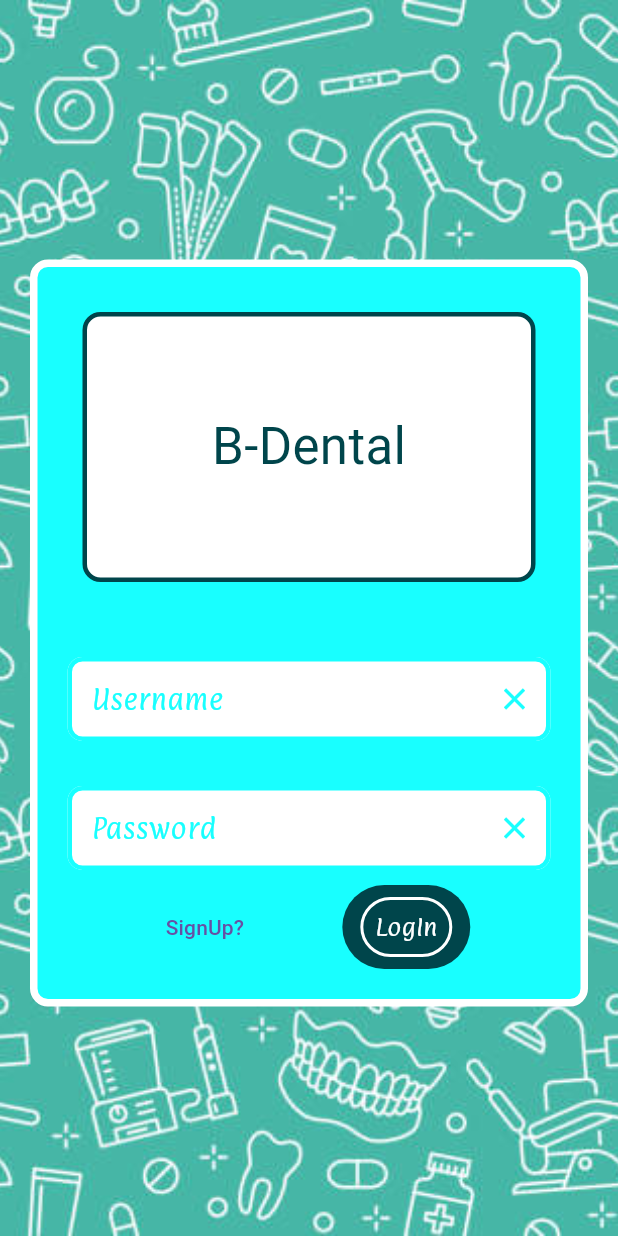
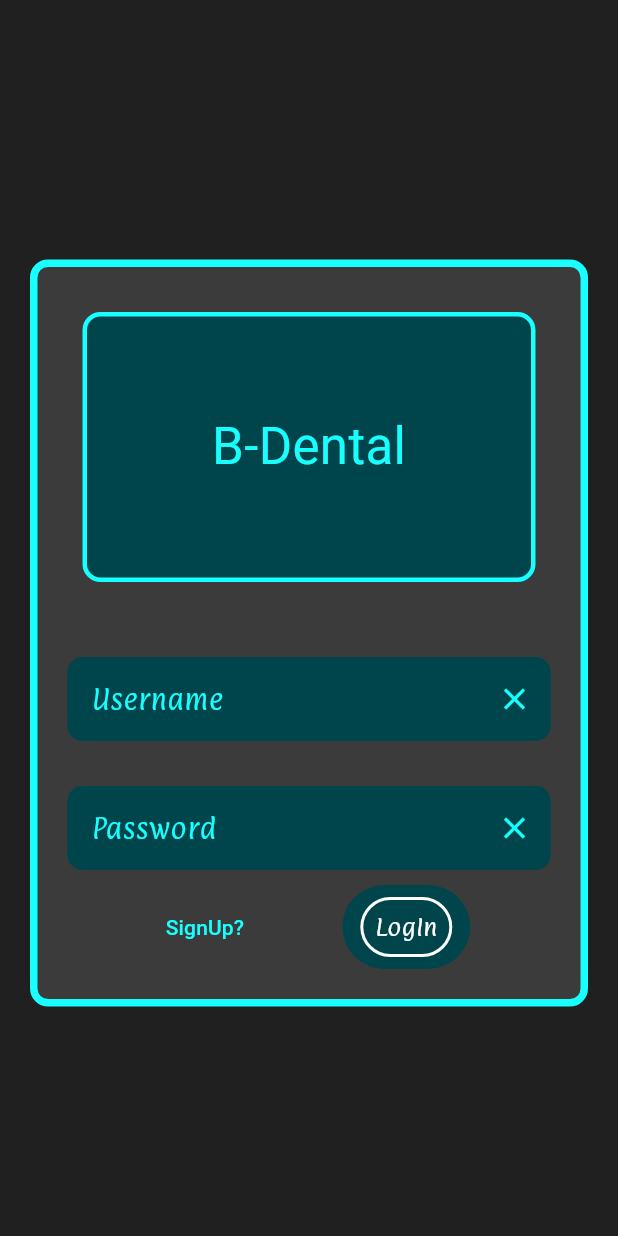
Before and after one commit to AbdullahAlBitar/B-Dental-Flutter, a Flutter app: the screen it shows after launch, on a phone screen of 412 x 824 dp. Run offline on Flutter 3.47's test engine with Material 3 defaults, Android fonts, the light colour scheme and no system bars; our stand-ins replace shared_preferences; Roboto replaces fonts that are missing (SpicyRice); project files that could hold a hidden picture were left out.

Commit message:
login is working but still if the doctor doesnt have data (visits, payments) there is a problme

```diff
--- a/lib/globals.dart
+++ b/lib/globals.dart
@@ -1,4 +1,6 @@
 import 'package:flutter/material.dart';
+
+const Url = "http://192.168.100.182:3000";
 
 Color globalColorDark =const Color.fromARGB(255, 0, 69, 75);
 Color globalColorLight =Colors.cyanAccent;
--- a/lib/pages/login.dart
+++ b/lib/pages/login.dart
@@ -3,6 +3,45 @@
 import 'package:b_dental/globals.dart';
 import 'package:flutter/material.dart';
 import 'package:shared_preferences/shared_preferences.dart';
+import 'package:http/http.dart' as http;
+import 'dart:convert';
+
+Future<Map<String, dynamic>> login(String username, String password) async {
+  if (username.isNotEmpty && password.isNotEmpty) {
+    try {
+      final response = await http.post(
+        Uri.parse('http://192.168.100.182:3000/auth/login'),
+        headers: <String, String>{
+          'Content-Type': 'application/json; charset=UTF-8',
+        },
+        body: jsonEncode(<String, String>{
+          'phone': username,
+          'password': password,
+        }),
+      );
+
+      if (response.statusCode == 201) {
+        final jwt = jsonDecode(response.body)['jwt'];
+        SharedPreferences logindata = await SharedPreferences.getInstance();
+        await logindata.setBool('login', false);
+        await logindata.setString('username', username);
+        await logindata.setString('jwt', jwt);
+        return {'success': true, 'jwt': jwt};
+      } else {
+        return {'success': false, 'message': 'Login failed. Please try again.'};
+      }
+    } catch (e) {
+      return {
+        'success': false,
+        'message': 'Network error. Please try again later.'
+      };
+    }
+  }
+  return {
+    'success': false,
+    'message': 'Username and password cannot be empty.'
+  };
+}
 
 class Login extends StatefulWidget {
   const Login({super.key});
@@ -12,9 +51,10 @@ class Login extends StatefulWidget {
 }
 
 class _LoginState extends State<Login> {
+  late bool newuser;
+  final _controllerUsername = TextEditingController();
+  final _controllerPassword = TextEditingController();
 
-
-  late bool newuser;
   @override
   void initState() {
     super.initState();
@@ -24,18 +64,12 @@ class _LoginState extends State<Login> {
   Future<void> isLogedIn() async {
     SharedPreferences logindata = await SharedPreferences.getInstance();
     newuser = (logindata.getBool('login') ?? true);
-
-    print(newuser);
     if (newuser == false) {
+      setState(() {
         Navigator.pushNamed(context, "/home");
+      });
     }
   }
-
-  Color colorLight = globalColorLight;
-  Color colorDark = globalColorDark;
-
-  final _controllerUsername = TextEditingController();
-  final _controllerPassword = TextEditingController();
 
   @override
   Widget build(BuildContext context) {
@@ -43,25 +77,17 @@ class _LoginState extends State<Login> {
       home: Scaffold(
         body: SingleChildScrollView(
           child: Container(
+            color: globalDarkBG,
             height: MediaQuery.of(context).size.height,
             padding: EdgeInsets.fromLTRB(20, 40, 20, 20),
-            decoration: BoxDecoration(
-              image: DecorationImage(
-                image: AssetImage("assets/bg.jpg"),
-                fit: BoxFit.cover
-              ),
-            ),
             child: Column(
               mainAxisAlignment: MainAxisAlignment.center,
               children: [
                 Container(
                   padding: const EdgeInsets.all(20.0),
                   decoration: BoxDecoration(
-                    color: colorLight,
-                    border: Border.all(
-                      color: Colors.white,
-                      width: 5
-                    ),
+                    color: globalBG,
+                    border: Border.all(color: globalColorLight, width: 5),
                     borderRadius: BorderRadius.circular(12),
                   ),
                   child: Column(
@@ -71,11 +97,9 @@ class _LoginState extends State<Login> {
                       Container(
                         height: 180,
                         decoration: BoxDecoration(
-                          color: Colors.white,
-                          border: Border.all(
-                            color: colorDark,
-                            width: 3,
-                          ),
+                          color: globalColorDark,
+                          border:
+                              Border.all(color: globalColorLight, width: 3),
                           borderRadius: BorderRadius.circular(12),
                         ),
                         margin: EdgeInsets.all(10),
@@ -83,133 +107,118 @@ class _LoginState extends State<Login> {
                           child: Text(
                             "B-Dental",
                             style: TextStyle(
-                              backgroundColor: Colors.white,
+                                backgroundColor: globalColorDark,
                                 fontSize: 34,
-                              color: colorDark,
-                              fontFamily: "SpicyRice"
+                                color: globalColorLight,
+                                fontFamily: "SpicyRice"),
                           ),
                         ),
                       ),
-                      ),
-                      SizedBox(height: 40,),
+                      SizedBox(height: 40),
                       Column(
                         children: [
                           TextField(
-                          cursorColor: colorLight,
+                            cursorColor: globalColorLight,
                             style: TextStyle(
-                            color: colorDark,
-                            fontFamily: "Paprika"
-                          ),
+                                color: globalColorLight,
+                                fontFamily: "Paprika"),
                             decoration: InputDecoration(
-                            suffixIconColor: colorLight,
+                                suffixIconColor: globalColorLight,
                                 filled: true,
-                            fillColor: Colors.white,
+                                fillColor: globalColorDark,
                                 hintText: "Username",
                                 hintStyle: TextStyle(
-                              color: colorLight,
-                              fontFamily: "Paprika"
-                            ),
+                                    color: globalColorLight,
+                                    fontFamily: "Paprika"),
                                 enabledBorder: OutlineInputBorder(
                                     borderSide: BorderSide(
-                                color: colorLight,
-                                width: 3
-                              ),
-                              borderRadius: BorderRadius.circular(10)
-                            ),
+                                        color: globalColorDark, width: 3),
+                                    borderRadius: BorderRadius.circular(10)),
                                 focusedBorder: OutlineInputBorder(
                                     borderSide: BorderSide(
-                                color: colorDark,
-                                width: 3
-                              ),
-                              borderRadius: BorderRadius.circular(10)
-                            ),
+                                        color: globalColorLight, width: 3),
+                                    borderRadius: BorderRadius.circular(10)),
                                 suffixIcon: IconButton(
                                   icon: Icon(Icons.clear),
-                              onPressed: () => _controllerUsername.clear(),
-                            )
-                          ),
+                                  onPressed: () =>
+                                      _controllerUsername.clear(),
+                                )),
                             controller: _controllerUsername,
                           ),
-                          SizedBox(height: 30,),
+                          SizedBox(height: 30),
                           TextField(
                             obscureText: true,
-                            cursorColor: colorLight,
+                            cursorColor: globalColorLight,
                             style: TextStyle(
-                              color: colorDark,
-                              fontFamily: "Paprika"
-                            ),
+                                color: globalColorLight,
+                                fontFamily: "Paprika"),
                             decoration: InputDecoration(
-                              suffixIconColor: colorLight,
+                                suffixIconColor: globalColorLight,
                                 filled: true,
-                              fillColor: Colors.white,
+                                fillColor: globalColorDark,
                                 hintText: "Password",
                                 hintStyle: TextStyle(
-                                color: colorLight,
-                                fontFamily: "Paprika"
-                              ),
+                                    color: globalColorLight,
+                                    fontFamily: "Paprika"),
                                 enabledBorder: OutlineInputBorder(
                                     borderSide: BorderSide(
-                                  color: colorLight,
-                                  width: 3
-                                ),
-                                borderRadius: BorderRadius.circular(10)
-                              ),
+                                        color: globalColorDark, width: 3),
+                                    borderRadius: BorderRadius.circular(10)),
                                 focusedBorder: OutlineInputBorder(
                                     borderSide: BorderSide(
-                                  color: colorDark,
-                                  width: 3
-                                ),
-                                borderRadius: BorderRadius.circular(10)
-                              ),
+                                        color: globalColorLight, width: 3),
+                                    borderRadius: BorderRadius.circular(10)),
                                 suffixIcon: IconButton(
                                   icon: Icon(Icons.clear),
-                                onPressed: () => _controllerPassword.clear(),
-                              )
-                            ),
+                                  onPressed: () =>
+                                      _controllerPassword.clear(),
+                                )),
                             controller: _controllerPassword,
                           ),
-                          SizedBox(height: 10,),
+                          SizedBox(height: 10),
                           Row(
                             mainAxisAlignment: MainAxisAlignment.spaceEvenly,
                             children: [
                               TextButton(
                                 child: Text(
                                   "SignUp?",
+                                  style: TextStyle(color: globalColorLight),
                                 ),
-                                onPressed: () {
-
-                                },
+                                onPressed: () {},
                               ),
                               TextButton(
                                 style: ButtonStyle(
-                                  backgroundColor: WidgetStatePropertyAll<Color>(colorDark),
+                                  backgroundColor:
+                                      WidgetStateProperty.all<Color>(
+                                          globalColorDark),
                                 ),
-                                onPressed: () async{
+                                onPressed: () async {
                                   String username = _controllerUsername.text;
                                   String password = _controllerPassword.text;
-
-                                  if (username != '' && password != '') {
-                                    SharedPreferences logindata = await SharedPreferences.getInstance();
-                                    print('Successfull');
-                                    logindata.setBool('login', false);
-
-                                    logindata.setString('username', username);
-
+                                  Map<String, dynamic> result =
+                                      await login(username, password);
+                                  if (mounted) {
+                                    if (result['success']) {
                                       _controllerPassword.clear();
                                       _controllerUsername.clear();
-
+                                      // Additional check before using context
                                       Navigator.pushNamed(context, "/home");
+                                    } else {
+                                      ScaffoldMessenger.of(context)
+                                          .showSnackBar(
+                                        SnackBar(
+                                            content: Text(result['message'])),
+                                      );
+                                    }
                                   }
                                 },
                                 child: Container(
                                   padding: EdgeInsets.all(8),
                                   decoration: BoxDecoration(
                                       border: Border.all(
-                                      width: 2,
-                                      color: Colors.white
-                                    ),
-                                    borderRadius: BorderRadius.circular(20)
-                                  ),
+                                          width: 2, color: Colors.white),
+                                      borderRadius:
+                                          BorderRadius.circular(20)),
                                   child: Text(
                                     "LogIn",
                                     style: TextStyle(
--- a/pubspec.yaml
+++ b/pubspec.yaml
@@ -9,14 +9,13 @@ environment:
 dependencies:
   flutter:
     sdk: flutter
+  http: ^0.13.5
   fluttericon: ^2.0.0
+  shared_preferences: ^2.0.8
 
 dev_dependencies:
   flutter_test:
     sdk: flutter
-
-  shared_preferences: ^2.0.8
-
   flutter_lints: ^3.0.0
 
 flutter:
```
Also changed, not shown: lib/cards/visit_card.dart (+20 -14 lines), lib/pages/home.dart (+7 -7 lines), lib/pages/user/Doctor.dart (+75 -15 lines), 1 other file. Lines whose indentation alone changed are shown as unchanged.
